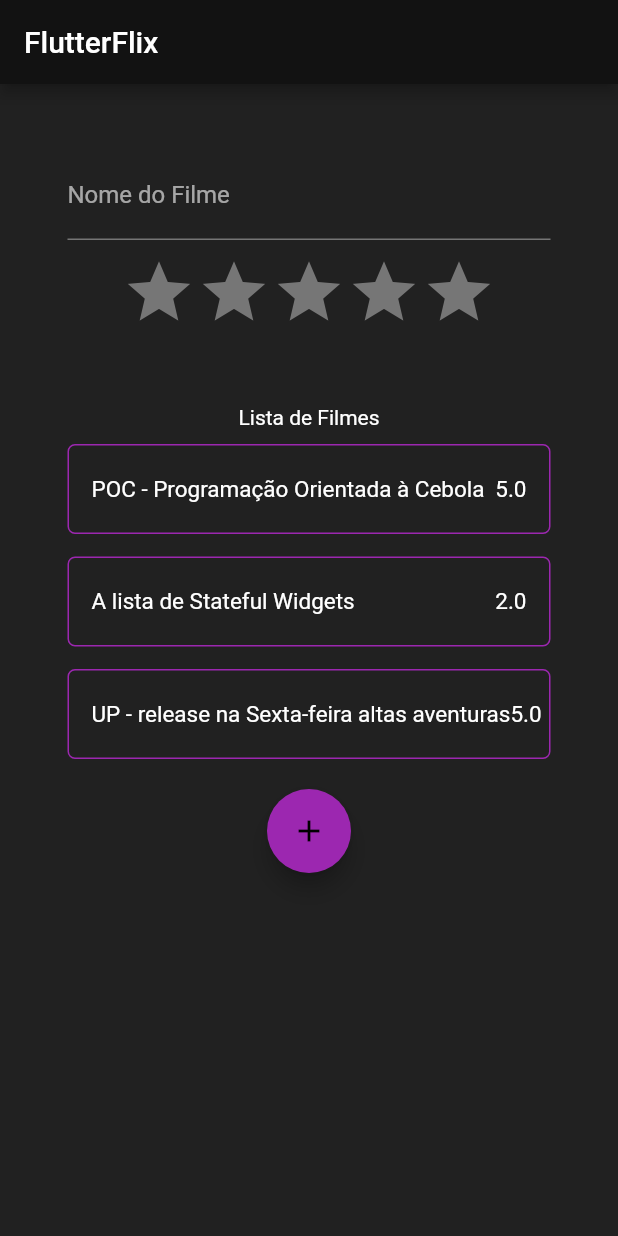
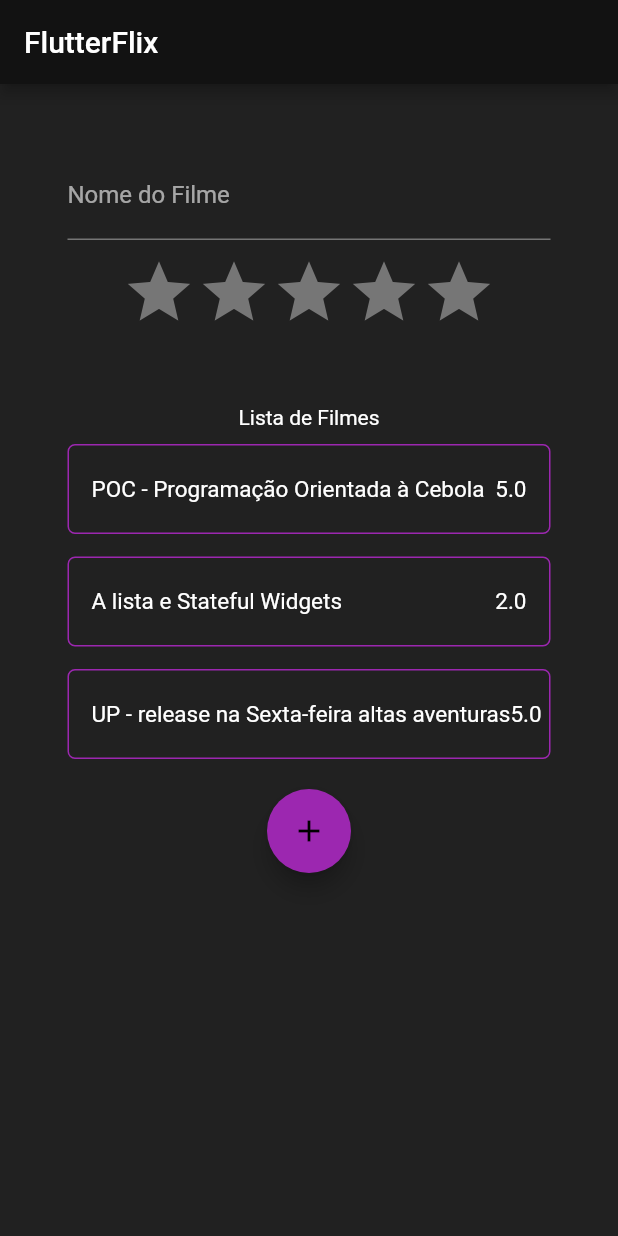
Before and after one commit to ContagiousMisfit/Movie_Rating, a Flutter app: the screen it shows after launch, on a phone screen of 412 x 824 dp. Run offline on Flutter 3.47's test engine with Material 2 defaults, Android fonts, the phone set to English and light mode, and no system bars; drawn by our look-alikes of flutter_rating_bar.

Commit message:
Final refactoring

```diff
--- a/lib/pages/list_page.dart
+++ b/lib/pages/list_page.dart
@@ -21,7 +21,7 @@ class _ListPageState extends State<ListPage> {
   List<MovieModel> movieList = [
     MovieModel(
         movieName: 'POC - Programação Orientada à Cebola', movieRating: 5),
-    MovieModel(movieName: 'A lista de Stateful Widgets', movieRating: 2),
+    MovieModel(movieName: 'A lista e Stateful Widgets', movieRating: 2),
     MovieModel(
         movieName: 'UP - release na Sexta-feira altas aventuras',
         movieRating: 5),
```
